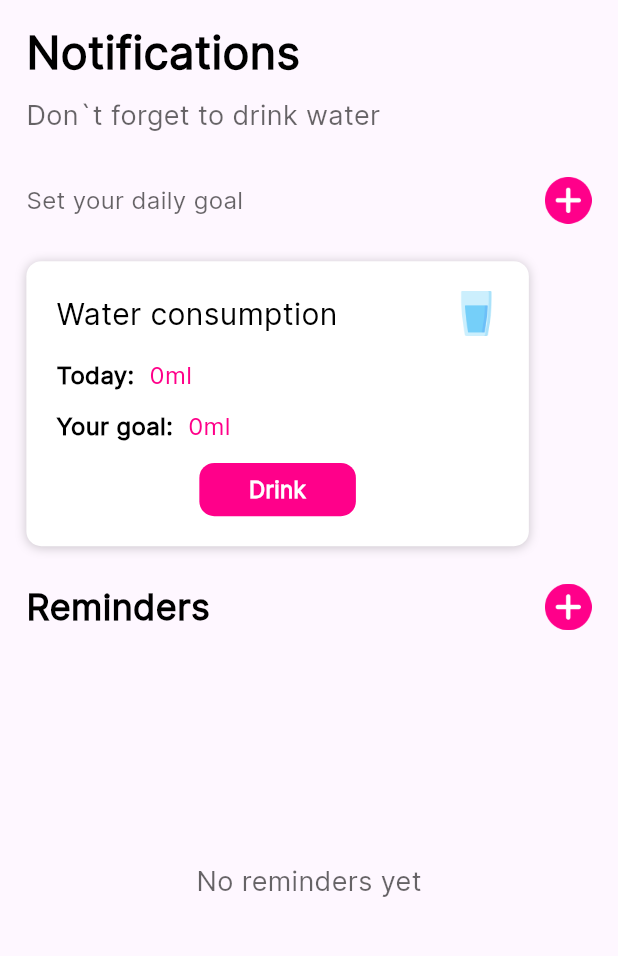
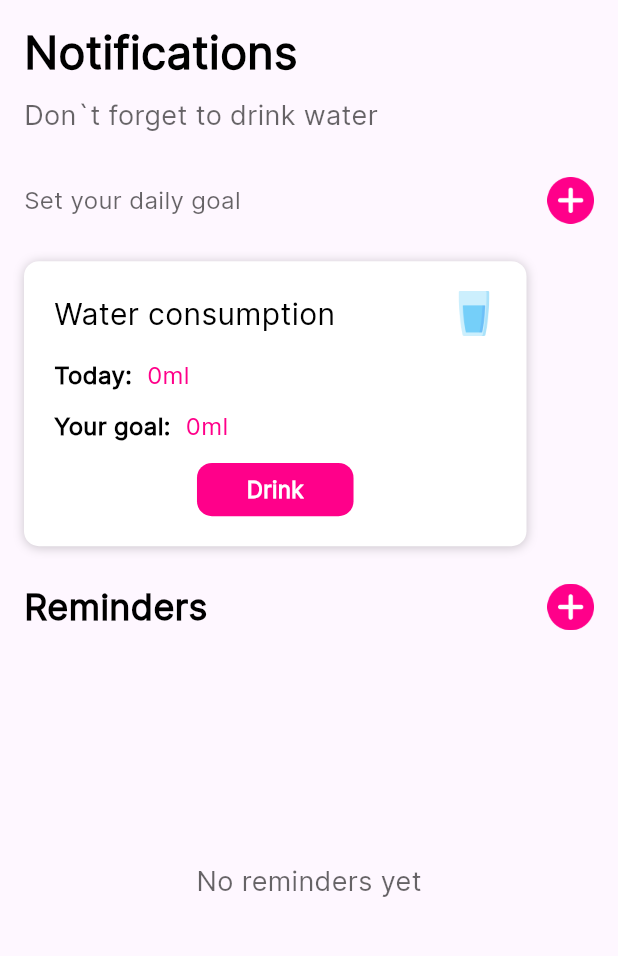
Before and after one commit to ibraevadilet/FitnessZone250, a Flutter app: the NotificationsScreen screen opened directly, on a phone screen of 412 x 824 dp, the part 63-1019 px from its top. Run offline on Flutter 3.47's test engine with Material 3 defaults, Android fonts, the phone set to English and light mode, and no system bars; our stand-ins replace cached_network_image, dio, firebase_core, firebase_messaging, flutter_bloc, flutter_local_notifications and 13 more; missing offline and left inert: apphud; accounts and stored records are empty; statements that could not run were skipped.

Commit message:
reminder

```diff
--- a/lib/screens/notifications/notifications_screen.dart
+++ b/lib/screens/notifications/notifications_screen.dart
@@ -2,7 +2,6 @@ import 'package:active_ally_fitness_zone_250/screens/notifications/font_sizer.da
 import 'package:active_ally_fitness_zone_250/screens/notifications/widgets/reminder.dart';
 import 'package:active_ally_fitness_zone_250/screens/notifications/widgets/water_widget.dart';
 import 'package:flutter/material.dart';
-import 'package:flutter_screenutil/flutter_screenutil.dart';
 
 int today = 0;
 int goal = 0;
@@ -25,7 +24,7 @@ class _NotificationsScreenState extends State<NotificationsScreen> {
         title: const Text('NotificationsScreen'),
       ),
       body: SingleChildScrollView(
-        padding: EdgeInsets.symmetric(horizontal: 16.w),
+        padding: const EdgeInsets.only(right: 16, left: 16, bottom: 70),
         child: Column(
           crossAxisAlignment: CrossAxisAlignment.start,
           children: [
--- a/lib/screens/notifications/widgets/drink_widget.dart
+++ b/lib/screens/notifications/widgets/drink_widget.dart
@@ -20,6 +20,7 @@ class _DrinkWidgetState extends State<DrinkWidget> {
   Widget build(BuildContext context) {
     return SafeArea(
       child: SingleChildScrollView(
+        padding: const EdgeInsets.only(bottom: 30),
         child: Column(
           children: <Widget>[
             const SizedBox(height: 30),
--- a/lib/screens/notifications/widgets/reminder.dart
+++ b/lib/screens/notifications/widgets/reminder.dart
@@ -156,22 +156,31 @@ class _ReminderWidgetState extends State<ReminderWidget> {
                     ],
                   );
                 } else {
-                  return SizedBox(
-                    height: context.height * 0.32,
-                    child: ListView.separated(
-                      shrinkWrap: true,
-                      physics: const AlwaysScrollableScrollPhysics(),
-                      itemCount: notifications.length,
-                      separatorBuilder: (BuildContext context, int index) {
-                        return const SizedBox(height: 20);
-                      },
-                      itemBuilder: (BuildContext context, int index) {
-                        return ReminderContainer(
-                          model: notifications[index],
-                        );
-                      },
-                    ),
+                  return Column(
+                    children: notifications
+                        .map((model) => ReminderContainer(
+                              model: model,
+                            ))
+                        .toList(),
                   );
+
+                  // SizedBox(
+                  //   height: context.height * 0.32,
+                  //   child: ListView.separated(
+                  //     padding: const EdgeInsets.symmetric(vertical: 15),
+                  //     shrinkWrap: true,
+                  //     physics: const AlwaysScrollableScrollPhysics(),
+                  //     itemCount: notifications.length,
+                  //     separatorBuilder: (BuildContext context, int index) {
+                  //       return const SizedBox(height: 20);
+                  //     },
+                  //     itemBuilder: (BuildContext context, int index) {
+                  //       return ReminderContainer(
+                  //         model: notifications[index],
+                  //       );
+                  //     },
+                  //   ),
+                  // );
                 }
               },
               success2: () {
@@ -199,6 +208,7 @@ class _ReminderContainerState extends State<ReminderContainer> {
     return BlocBuilder<GetNotificationCubit, GetNotificationState>(
       builder: (context, state) {
         return Container(
+          margin: const EdgeInsets.only(bottom: 15),
           width: context.width,
           height: 55,
           padding: const EdgeInsets.symmetric(horizontal: 20, vertical: 16),
@@ -221,6 +231,8 @@ class _ReminderContainerState extends State<ReminderContainer> {
             children: [
               Text(
                 widget.model.date,
+                textScaler:
+                    TextScaler.linear(FontSizer.textScaleFactor(context)),
                 style: const TextStyle(
                   color: Colors.black,
                   fontSize: 16,
@@ -240,13 +252,13 @@ class _ReminderContainerState extends State<ReminderContainer> {
                           widget.model.id, widget.model.chek ?? false);
 
                   if (widget.model.chek == true) {
-                    var dateNotiNum =
-                        widget.model.date.replaceAll(RegExp(r'[^0-9]'), '');
-                    int firstNoti =
-                        int.tryParse(dateNotiNum.substring(0, 2)) ?? 0;
-                    int lastNoti =
-                        int.tryParse(dateNotiNum.substring(2, 4)) ?? 0;
-                    final currentTime = DateTime.now();
+                    // var dateNotiNum =
+                    //     widget.model.date.replaceAll(RegExp(r'[^0-9]'), '');
+                    // int firstNoti =
+                    //     int.tryParse(dateNotiNum.substring(0, 2)) ?? 0;
+                    // int lastNoti =
+                    //     int.tryParse(dateNotiNum.substring(2, 4)) ?? 0;
+                    // final currentTime = DateTime.now();
                     // final date = currentTime.copyWith(
                     //     hour: firstNoti, minute: lastNoti);
 
```
